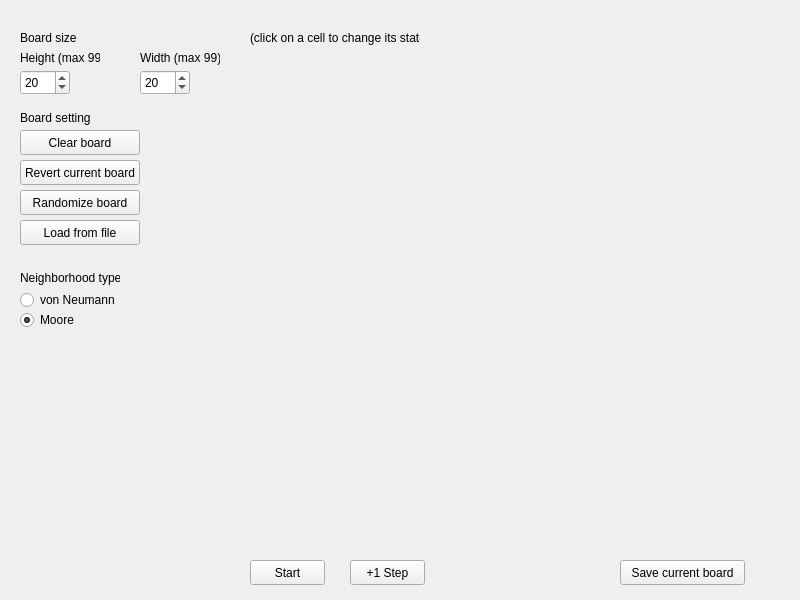
First picture: the form in src/forms/mainwindow.ui, repository xKrasusX/GameOfLife, before the edit.
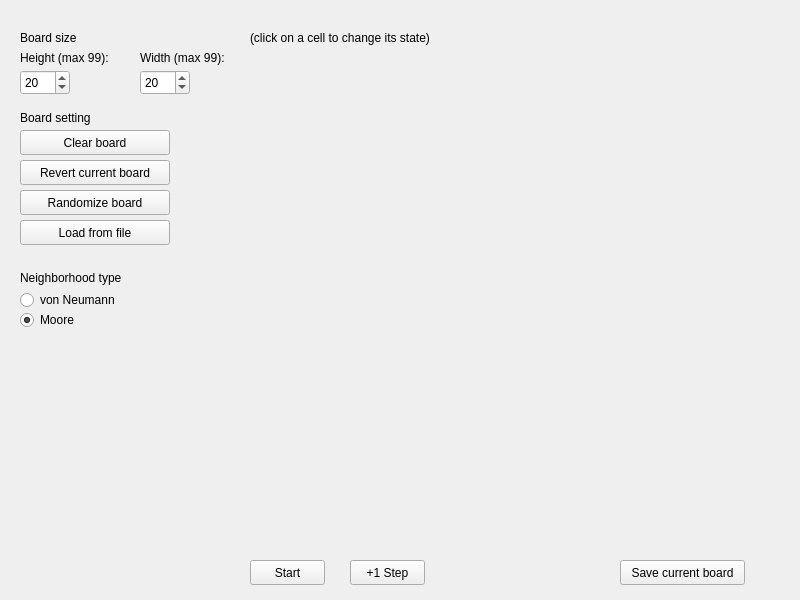
Second picture: the form after the edit.

```diff
--- a/src/forms/mainwindow.ui
+++ b/src/forms/mainwindow.ui
@@ -76,7 +76,7 @@
      <rect>
       <x>250</x>
       <y>30</y>
-      <width>170</width>
+      <width>300</width>
       <height>16</height>
      </rect>
     </property>
@@ -102,7 +102,7 @@
      <rect>
       <x>20</x>
       <y>50</y>
-      <width>80</width>
+      <width>100</width>
       <height>16</height>
      </rect>
     </property>
@@ -115,7 +115,7 @@
      <rect>
       <x>140</x>
       <y>50</y>
-      <width>80</width>
+      <width>100</width>
       <height>16</height>
      </rect>
     </property>
@@ -128,7 +128,7 @@
      <rect>
       <x>20</x>
       <y>110</y>
-      <width>70</width>
+      <width>120</width>
       <height>16</height>
      </rect>
     </property>
@@ -141,7 +141,7 @@
      <rect>
       <x>20</x>
       <y>130</y>
-      <width>120</width>
+      <width>150</width>
       <height>25</height>
      </rect>
     </property>
@@ -154,7 +154,7 @@
      <rect>
       <x>20</x>
       <y>160</y>
-      <width>120</width>
+      <width>150</width>
       <height>25</height>
      </rect>
     </property>
@@ -167,7 +167,7 @@
      <rect>
       <x>20</x>
       <y>190</y>
-      <width>120</width>
+      <width>150</width>
       <height>25</height>
      </rect>
     </property>
@@ -180,7 +180,7 @@
      <rect>
       <x>20</x>
       <y>220</y>
-      <width>120</width>
+      <width>150</width>
       <height>25</height>
      </rect>
     </property>
@@ -193,7 +193,7 @@
      <rect>
       <x>20</x>
       <y>270</y>
-      <width>100</width>
+      <width>150</width>
       <height>16</height>
      </rect>
     </property>
@@ -206,7 +206,7 @@
      <rect>
       <x>20</x>
       <y>290</y>
-      <width>100</width>
+      <width>150</width>
       <height>20</height>
      </rect>
     </property>
@@ -219,7 +219,7 @@
      <rect>
       <x>20</x>
       <y>310</y>
-      <width>100</width>
+      <width>150</width>
       <height>20</height>
      </rect>
     </property>
```
Left out of the diff: 2 changed lines with no effect on the pictures.
